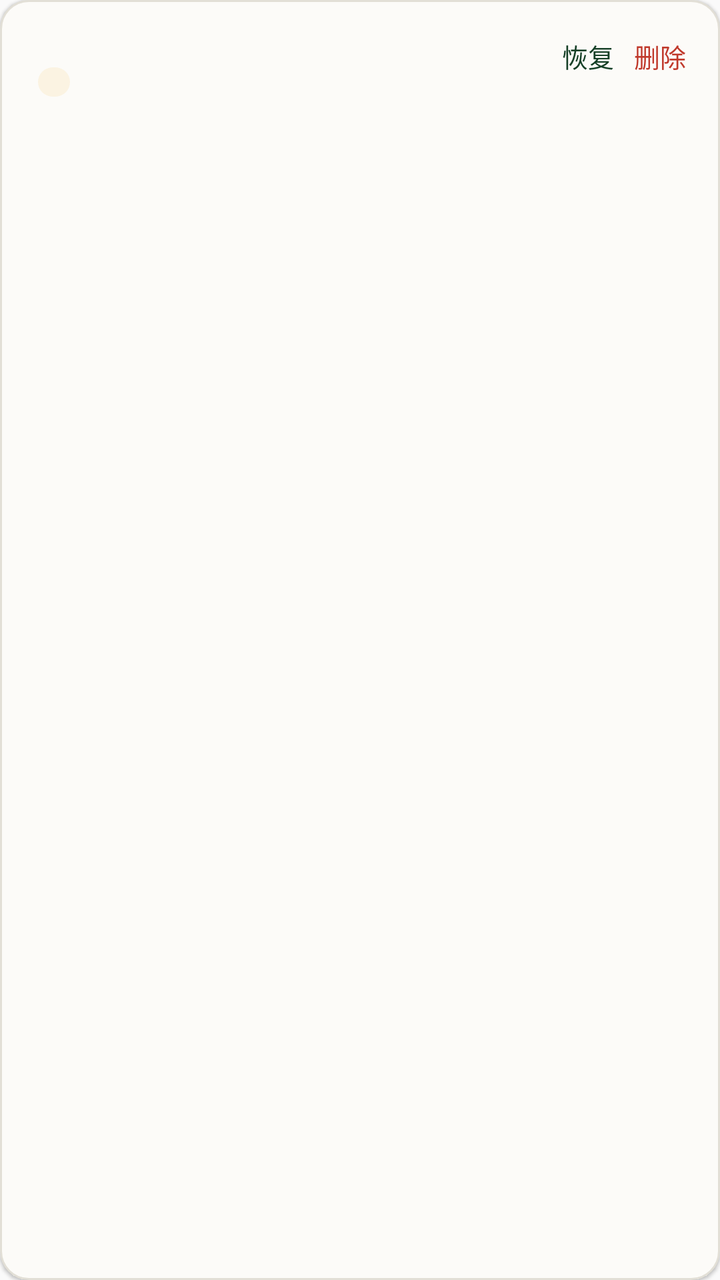
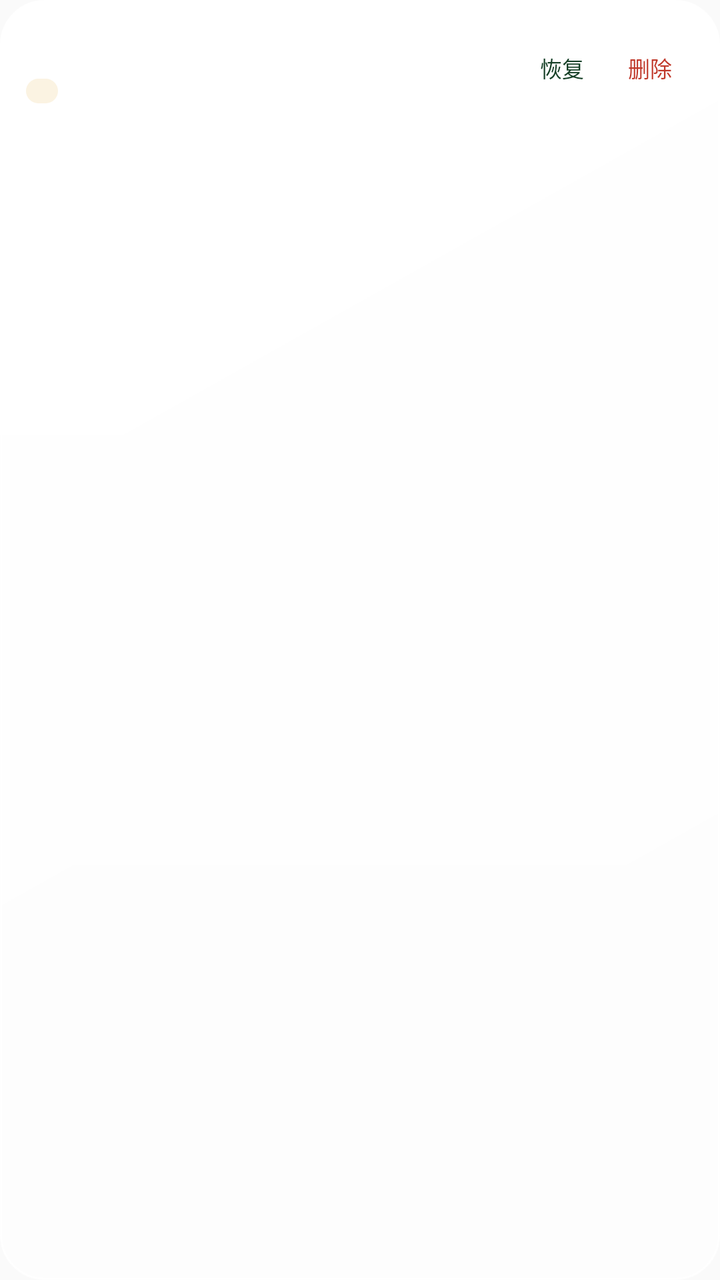

An Android layout rendered at two revisions. The XML below is the earlier revision; the diff shows what the commit changed to produce the second picture.
<!-- AndroidManifest.xml: application theme Theme.TreeLearn -->
<!-- res/layout/item_library_archived.xml -->
<?xml version="1.0" encoding="utf-8"?>
<LinearLayout xmlns:android="http://schemas.android.com/apk/res/android"
    android:id="@+id/library_done_row" android:layout_width="match_parent"
    android:layout_height="wrap_content" android:layout_marginStart="@dimen/page_gutter"
    android:layout_marginTop="@dimen/space_s3" android:layout_marginEnd="@dimen/page_gutter"
    android:background="@drawable/bg_library_card" android:elevation="@dimen/card_elevation"
    android:orientation="vertical">

    <LinearLayout android:layout_width="match_parent" android:layout_height="wrap_content"
        android:gravity="center_vertical" android:minHeight="@dimen/touch_min"
        android:orientation="horizontal">

        <View android:id="@+id/library_done_accent" android:layout_width="3dp"
            android:layout_height="match_parent" android:alpha="0" android:background="@color/tl_amber"
            android:importantForAccessibility="no" />

        <LinearLayout android:layout_width="0dp" android:layout_height="wrap_content"
            android:layout_weight="1" android:orientation="vertical"
            android:paddingStart="@dimen/space_s4" android:paddingTop="@dimen/space_s2"
            android:paddingEnd="@dimen/space_s2" android:paddingBottom="@dimen/space_s2">

            <TextView android:id="@+id/library_done_title" android:layout_width="match_parent"
                android:layout_height="wrap_content" android:ellipsize="end" android:maxLines="1"
                android:textColor="@color/tl_ink" android:textSize="@dimen/text_h2" />

            <TextView android:id="@+id/library_done_summary" android:layout_width="match_parent"
                android:layout_height="wrap_content" android:layout_marginTop="@dimen/space_s1"
                android:ellipsize="end" android:maxLines="2" android:textColor="@color/tl_ink2"
                android:textSize="@dimen/text_cap" android:visibility="gone" />

            <LinearLayout android:layout_width="match_parent" android:layout_height="wrap_content"
                android:layout_marginTop="@dimen/space_s1" android:gravity="center_vertical"
                android:orientation="horizontal">

                <TextView android:id="@+id/library_done_mark" android:layout_width="wrap_content"
                    android:layout_height="wrap_content" android:background="@drawable/bg_pill"
                    android:backgroundTint="@color/tl_amber_soft" android:paddingStart="@dimen/space_s2"
                    android:paddingEnd="@dimen/space_s2" android:textColor="@color/tl_amber"
                    android:textSize="@dimen/text_cap" />

                <TextView android:id="@+id/library_done_meta" android:layout_width="0dp"
                    android:layout_height="wrap_content" android:layout_marginStart="@dimen/space_s2"
                    android:layout_weight="1" android:ellipsize="end" android:maxLines="1"
                    android:textColor="@color/tl_ink3" android:textSize="@dimen/text_cap" />
            </LinearLayout>
        </LinearLayout>

        <Button android:id="@+id/library_done_restore" android:layout_width="wrap_content"
            android:layout_height="@dimen/touch_min"
            android:background="@drawable/bg_icon_button"
            android:minWidth="@dimen/touch_min" android:stateListAnimator="@null"
            android:text="@string/done_restore"
            android:textColor="@color/tl_green_deep" android:textSize="@dimen/text_sm" />

        <Button android:id="@+id/library_done_delete" android:layout_width="wrap_content"
            android:layout_height="@dimen/touch_min"
            android:background="@drawable/bg_danger_link_ripple"
            android:minWidth="@dimen/touch_min" android:paddingEnd="@dimen/space_s4"
            android:stateListAnimator="@null"
            android:text="@string/done_delete" android:textColor="@color/tl_red"
            android:textSize="@dimen/text_sm" />
    </LinearLayout>

    <TextView android:id="@+id/library_done_prompt" android:layout_width="match_parent"
        android:layout_height="wrap_content" android:paddingStart="@dimen/space_s6"
        android:paddingEnd="@dimen/space_s4" android:paddingBottom="@dimen/space_s2"
        android:textColor="@color/tl_ink2" android:textSize="@dimen/text_cap"
        android:visibility="gone" />

    <LinearLayout android:id="@+id/library_done_actions" android:layout_width="match_parent"
        android:layout_height="wrap_content" android:gravity="end" android:orientation="horizontal"
        android:paddingStart="@dimen/space_s4" android:paddingEnd="@dimen/space_s4"
        android:paddingBottom="@dimen/space_s2" android:visibility="gone">

        <Button android:id="@+id/library_done_cancel" android:layout_width="wrap_content"
            android:layout_height="@dimen/touch_min"
            android:background="@drawable/bg_icon_button"
            android:minWidth="@dimen/touch_min" android:stateListAnimator="@null"
            android:text="@string/done_delete_cancel"
            android:textColor="@color/tl_ink3" android:textSize="@dimen/text_sm" />

        <Button android:id="@+id/library_done_confirm" android:layout_width="wrap_content"
            android:layout_height="@dimen/touch_min"
            android:layout_marginStart="@dimen/space_s2"
            android:background="@drawable/bg_danger_link_ripple"
            android:minWidth="@dimen/touch_min" android:stateListAnimator="@null"
            android:text="@string/done_delete_confirm"
            android:textColor="@color/tl_red" android:textSize="@dimen/text_sm" />
    </LinearLayout>
</LinearLayout>
<!-- resources referenced by this layout -->
<resources>
  <color name="tl_amber">#B05108</color>
  <color name="tl_amber_soft">#FBF3E2</color>
  <color name="tl_green_deep">#164027</color>
  <color name="tl_ink">#16241C</color>
  <color name="tl_ink2">#435449</color>
  <color name="tl_ink3">#627067</color>
  <color name="tl_red">#C0392B</color>
  <dimen name="card_elevation">1dp</dimen>
  <dimen name="page_gutter">20dp</dimen>
  <dimen name="space_s1">4dp</dimen>
  <dimen name="space_s2">8dp</dimen>
  <dimen name="space_s3">12dp</dimen>
  <dimen name="space_s4">16dp</dimen>
  <dimen name="space_s6">24dp</dimen>
  <dimen name="text_cap">11sp</dimen>
  <dimen name="text_h2">16sp</dimen>
  <dimen name="text_sm">13sp</dimen>
  <dimen name="touch_min">44dp</dimen>
  <!-- drawable bg_library_card (drawable) -->
  <?xml version="1.0" encoding="utf-8"?>
  <shape xmlns:android="http://schemas.android.com/apk/res/android" android:shape="rectangle">
      <solid android:color="@color/tl_surface" />
      <stroke android:width="@dimen/hairline" android:color="@color/tl_line" />
      <corners android:radius="@dimen/radius_md" />
  </shape>
  <!-- drawable bg_pill (drawable) -->
  <?xml version="1.0" encoding="utf-8"?>
  <shape xmlns:android="http://schemas.android.com/apk/res/android" android:shape="rectangle">
      <solid android:color="@color/tl_surface" />
      <corners android:radius="@dimen/radius_full" />
  </shape>
  <string name="done_delete">删除</string>
  <string name="done_delete_cancel">取消</string>
  <string name="done_delete_confirm">永久删除</string>
  <string name="done_restore">恢复</string>
  <style name="Theme.TreeLearn" parent="@android:style/Theme.Material.Light.NoActionBar">
          
          <item name="android:fontFamily">sans-serif</item>
          <item name="android:colorPrimary">@color/tl_green</item>
          <item name="android:colorPrimaryDark">@color/tl_green_deep</item>
          <item name="android:colorAccent">@color/tl_green</item>
          <item name="android:colorControlHighlight">@color/ripple_control</item>
          <item name="android:windowBackground">@color/tl_bg</item>
          <item name="android:textColorPrimary">@color/tl_ink</item>
          <item name="android:textColorSecondary">@color/tl_ink2</item>
          <item name="android:textColorHint">@color/tl_ink3</item>
          <item name="android:statusBarColor">@color/tl_bg</item>
          <item name="android:windowLightStatusBar">true</item>
          
      </style>
  <dimen name="radius_sm">8dp</dimen>
  <dimen name="radius_md">14dp</dimen>
  <color name="tl_surface">#FCFBF8</color>
  <dimen name="hairline">1dp</dimen>
  <color name="tl_line">#E2DFD6</color>
  <dimen name="radius_full">99dp</dimen>
  <color name="tl_green">#2B6E45</color>
  <color name="tl_bg">#F4F1EB</color>
  <!-- unchanged entries left out for length: 2 -->
</resources>

<!-- the commit's change to res/layout/item_library_archived.xml (unified diff, before → after) -->
@@ -1,90 +1,148 @@
 <?xml version="1.0" encoding="utf-8"?>
 <LinearLayout xmlns:android="http://schemas.android.com/apk/res/android"
-    android:id="@+id/library_done_row" android:layout_width="match_parent"
-    android:layout_height="wrap_content" android:layout_marginStart="@dimen/page_gutter"
-    android:layout_marginTop="@dimen/space_s3" android:layout_marginEnd="@dimen/page_gutter"
-    android:background="@drawable/bg_library_card" android:elevation="@dimen/card_elevation"
-    android:orientation="vertical">
+    android:id="@+id/library_done_row"
+    android:layout_width="match_parent"
+    android:layout_height="wrap_content"
+    android:layout_marginStart="@dimen/page_gutter"
+    android:layout_marginEnd="@dimen/page_gutter"
+    android:layout_marginBottom="@dimen/library_card_gap"
+    android:background="@drawable/bg_library_card"
+    android:elevation="@dimen/card_elevation"
+    android:orientation="vertical"
+    android:paddingStart="@dimen/library_card_pad_h"
+    android:paddingTop="@dimen/library_card_pad_v"
+    android:paddingEnd="@dimen/library_card_pad_h"
+    android:paddingBottom="@dimen/library_card_pad_v">
 
-    <LinearLayout android:layout_width="match_parent" android:layout_height="wrap_content"
-        android:gravity="center_vertical" android:minHeight="@dimen/touch_min"
+    <LinearLayout
+        android:layout_width="match_parent"
+        android:layout_height="wrap_content"
+        android:gravity="center_vertical"
+        android:minHeight="@dimen/touch_min"
         android:orientation="horizontal">
 
-        <View android:id="@+id/library_done_accent" android:layout_width="3dp"
-            android:layout_height="match_parent" android:alpha="0" android:background="@color/tl_amber"
-            android:importantForAccessibility="no" />
+        <LinearLayout
+            android:layout_width="0dp"
+            android:layout_height="wrap_content"
+            android:layout_weight="1"
+            android:orientation="vertical">
 
-        <LinearLayout android:layout_width="0dp" android:layout_height="wrap_content"
-            android:layout_weight="1" android:orientation="vertical"
-            android:paddingStart="@dimen/space_s4" android:paddingTop="@dimen/space_s2"
-            android:paddingEnd="@dimen/space_s2" android:paddingBottom="@dimen/space_s2">
+            <TextView
+                android:id="@+id/library_done_title"
+                android:layout_width="match_parent"
+                android:layout_height="wrap_content"
+                android:ellipsize="end"
+                android:lineSpacingMultiplier="1.45"
+                android:maxLines="2"
+                android:textColor="@color/tl_ink"
+                android:textSize="@dimen/text_library_card_title"
+                android:textStyle="bold" />
 
-            <TextView android:id="@+id/library_done_title" android:layout_width="match_parent"
-                android:layout_height="wrap_content" android:ellipsize="end" android:maxLines="1"
-                android:textColor="@color/tl_ink" android:textSize="@dimen/text_h2" />
+            <TextView
+                android:id="@+id/library_done_summary"
+                android:layout_width="match_parent"
+                android:layout_height="wrap_content"
+                android:layout_marginTop="@dimen/space_s1"
+                android:ellipsize="end"
+                android:lineSpacingMultiplier="1.55"
+                android:maxLines="2"
+                android:textColor="@color/tl_ink2"
+                android:textSize="@dimen/text_library_summary"
+                android:visibility="gone" />
 
-            <TextView android:id="@+id/library_done_summary" android:layout_width="match_parent"
-                android:layout_height="wrap_content" android:layout_marginTop="@dimen/space_s1"
-                android:ellipsize="end" android:maxLines="2" android:textColor="@color/tl_ink2"
-                android:textSize="@dimen/text_cap" android:visibility="gone" />
-
-            <LinearLayout android:layout_width="match_parent" android:layout_height="wrap_content"
-                android:layout_marginTop="@dimen/space_s1" android:gravity="center_vertical"
+            <LinearLayout
+                android:layout_width="match_parent"
+                android:layout_height="wrap_content"
+                android:layout_marginTop="@dimen/library_meta_top"
+                android:gravity="center_vertical"
                 android:orientation="horizontal">
 
-                <TextView android:id="@+id/library_done_mark" android:layout_width="wrap_content"
-                    android:layout_height="wrap_content" android:background="@drawable/bg_pill"
-                    android:backgroundTint="@color/tl_amber_soft" android:paddingStart="@dimen/space_s2"
-                    android:paddingEnd="@dimen/space_s2" android:textColor="@color/tl_amber"
-                    android:textSize="@dimen/text_cap" />
+                <TextView
+                    android:id="@+id/library_done_mark"
+                    android:layout_width="wrap_content"
+                    android:layout_height="wrap_content"
+                    android:background="@drawable/bg_pill"
+                    android:backgroundTint="@color/tl_amber_soft"
+                    android:paddingStart="@dimen/space_s2"
+                    android:paddingEnd="@dimen/space_s2"
+                    android:textColor="@color/tl_amber"
+                    android:textSize="@dimen/text_library_meta" />
 
-                <TextView android:id="@+id/library_done_meta" android:layout_width="0dp"
-                    android:layout_height="wrap_content" android:layout_marginStart="@dimen/space_s2"
-                    android:layout_weight="1" android:ellipsize="end" android:maxLines="1"
-                    android:textColor="@color/tl_ink3" android:textSize="@dimen/text_cap" />
+                <TextView
+                    android:id="@+id/library_done_meta"
+                    android:layout_width="0dp"
+                    android:layout_height="wrap_content"
+                    android:layout_marginStart="@dimen/library_meta_gap"
+                    android:layout_weight="1"
+                    android:ellipsize="end"
+                    android:maxLines="1"
+                    android:textColor="@color/tl_ink3"
+                    android:textSize="@dimen/text_library_meta" />
             </LinearLayout>
         </LinearLayout>
 
-        <Button android:id="@+id/library_done_restore" android:layout_width="wrap_content"
+        <Button
+            android:id="@+id/library_done_restore"
+            android:layout_width="wrap_content"
             android:layout_height="@dimen/touch_min"
             android:background="@drawable/bg_icon_button"
-            android:minWidth="@dimen/touch_min" android:stateListAnimator="@null"
+            android:minWidth="@dimen/touch_min"
+            android:stateListAnimator="@null"
             android:text="@string/done_restore"
-            android:textColor="@color/tl_green_deep" android:textSize="@dimen/text_sm" />
+            android:textColor="@color/tl_green_deep"
+            android:textSize="@dimen/text_cap" />
 
-        <Button android:id="@+id/library_done_delete" android:layout_width="wrap_content"
+        <Button
+            android:id="@+id/library_done_delete"
+            android:layout_width="wrap_content"
             android:layout_height="@dimen/touch_min"
             android:background="@drawable/bg_danger_link_ripple"
-            android:minWidth="@dimen/touch_min" android:paddingEnd="@dimen/space_s4"
+            android:minWidth="@dimen/touch_min"
             android:stateListAnimator="@null"
-            android:text="@string/done_delete" android:textColor="@color/tl_red"
-            android:textSize="@dimen/text_sm" />
+            android:text="@string/done_delete"
+            android:textColor="@color/tl_red"
+            android:textSize="@dimen/text_cap" />
     </LinearLayout>
 
-    <TextView android:id="@+id/library_done_prompt" android:layout_width="match_parent"
-        android:layout_height="wrap_content" android:paddingStart="@dimen/space_s6"
-        android:paddingEnd="@dimen/space_s4" android:paddingBottom="@dimen/space_s2"
-        android:textColor="@color/tl_ink2" android:textSize="@dimen/text_cap"
+    <TextView
+        android:id="@+id/library_done_prompt"
+        android:layout_width="match_parent"
+        android:layout_height="wrap_content"
+        android:paddingTop="@dimen/space_s2"
+        android:textColor="@color/tl_ink2"
+        android:textSize="@dimen/text_cap"
         android:visibility="gone" />
 
-    <LinearLayout android:id="@+id/library_done_actions" android:layout_width="match_parent"
-        android:layout_height="wrap_content" android:gravity="end" android:orientation="horizontal"
-        android:paddingStart="@dimen/space_s4" android:paddingEnd="@dimen/space_s4"
-        android:paddingBottom="@dimen/space_s2" android:visibility="gone">
+    <LinearLayout
+        android:id="@+id/library_done_actions"
+        android:layout_width="match_parent"
+        android:layout_height="wrap_content"
+        android:gravity="end"
+        android:orientation="horizontal"
+        android:paddingTop="@dimen/space_s2"
+        android:visibility="gone">
 
-        <Button android:id="@+id/library_done_cancel" android:layout_width="wrap_content"
+        <Button
+            android:id="@+id/library_done_cancel"
+            android:layout_width="wrap_content"
             android:layout_height="@dimen/touch_min"
             android:background="@drawable/bg_icon_button"
-            android:minWidth="@dimen/touch_min" android:stateListAnimator="@null"
+            android:minWidth="@dimen/touch_min"
+            android:stateListAnimator="@null"
             android:text="@string/done_delete_cancel"
-            android:textColor="@color/tl_ink3" android:textSize="@dimen/text_sm" />
+            android:textColor="@color/tl_ink3"
+            android:textSize="@dimen/text_cap" />
 
-        <Button android:id="@+id/library_done_confirm" android:layout_width="wrap_content"
+        <Button
+            android:id="@+id/library_done_confirm"
+            android:layout_width="wrap_content"
             android:layout_height="@dimen/touch_min"
             android:layout_marginStart="@dimen/space_s2"
             android:background="@drawable/bg_danger_link_ripple"
-            android:minWidth="@dimen/touch_min" android:stateListAnimator="@null"
+            android:minWidth="@dimen/touch_min"
+            android:stateListAnimator="@null"
             android:text="@string/done_delete_confirm"
-            android:textColor="@color/tl_red" android:textSize="@dimen/text_sm" />
+            android:textColor="@color/tl_red"
+            android:textSize="@dimen/text_cap" />
     </LinearLayout>
 </LinearLayout>
<!-- resource entries referenced after the edit -->
@@ -8,23 +8,24 @@
   <color name="tl_ink3">#627067</color>
   <color name="tl_red">#C0392B</color>
   <dimen name="card_elevation">1dp</dimen>
+  <dimen name="library_card_gap">9dp</dimen>
+  <dimen name="library_card_pad_h">13dp</dimen>
+  <dimen name="library_card_pad_v">12dp</dimen>
+  <dimen name="library_meta_gap">5dp</dimen>
+  <dimen name="library_meta_top">6dp</dimen>
   <dimen name="page_gutter">20dp</dimen>
   <dimen name="space_s1">4dp</dimen>
   <dimen name="space_s2">8dp</dimen>
-  <dimen name="space_s3">12dp</dimen>
-  <dimen name="space_s4">16dp</dimen>
-  <dimen name="space_s6">24dp</dimen>
   <dimen name="text_cap">11sp</dimen>
-  <dimen name="text_h2">16sp</dimen>
-  <dimen name="text_sm">13sp</dimen>
+  <dimen name="text_library_card_title">12.5sp</dimen>
+  <dimen name="text_library_meta">9sp</dimen>
+  <dimen name="text_library_summary">10.5sp</dimen>
   <dimen name="touch_min">44dp</dimen>
   <!-- drawable bg_library_card (drawable) -->
   <?xml version="1.0" encoding="utf-8"?>
-  <shape xmlns:android="http://schemas.android.com/apk/res/android" android:shape="rectangle">
-      <solid android:color="@color/tl_surface" />
-      <stroke android:width="@dimen/hairline" android:color="@color/tl_line" />
-      <corners android:radius="@dimen/radius_md" />
-  </shape>
+  <layer-list xmlns:android="http://schemas.android.com/apk/res/android">
+      <item android:drawable="@drawable/bg_glass_card" />
+  </layer-list>
   <!-- drawable bg_pill (drawable) -->
   <?xml version="1.0" encoding="utf-8"?>
   <shape xmlns:android="http://schemas.android.com/apk/res/android" android:shape="rectangle">
@@ -46,18 +47,46 @@
           <item name="android:textColorPrimary">@color/tl_ink</item>
           <item name="android:textColorSecondary">@color/tl_ink2</item>
           <item name="android:textColorHint">@color/tl_ink3</item>
-          <item name="android:statusBarColor">@color/tl_bg</item>
+          <item name="android:statusBarColor">@color/tl_mist_base</item>
           <item name="android:windowLightStatusBar">true</item>
           
       </style>
   <dimen name="radius_sm">8dp</dimen>
   <dimen name="radius_md">14dp</dimen>
+  <!-- drawable bg_glass_card (drawable) -->
+  <?xml version="1.0" encoding="utf-8"?>
+  <layer-list xmlns:android="http://schemas.android.com/apk/res/android">
+      <item>
+          <shape android:shape="rectangle">
+              <gradient
+                  android:angle="270"
+                  android:endColor="@android:color/transparent"
+                  android:startColor="@color/glass_sheen" />
+              <corners android:radius="@dimen/radius_xl" />
+          </shape>
+      </item>
+      <item>
+          <shape android:shape="rectangle">
+              <gradient
+                  android:angle="315"
+                  android:endColor="@color/glass_card_lo"
+                  android:startColor="@color/glass_card" />
+              <stroke android:width="@dimen/hairline" android:color="@color/glass_edge" />
+              <corners android:radius="@dimen/radius_xl" />
+          </shape>
+      </item>
+  </layer-list>
   <color name="tl_surface">#FCFBF8</color>
   <dimen name="hairline">1dp</dimen>
-  <color name="tl_line">#E2DFD6</color>
+  <color name="glass_edge">#E0FFFFFF</color>
   <dimen name="radius_full">99dp</dimen>
   <color name="tl_green">#2B6E45</color>
   <color name="tl_bg">#F4F1EB</color>
+  <color name="tl_mist_base">#EDEDE4</color>
+  <color name="glass_sheen">#80FFFFFF</color>
+  <dimen name="radius_xl">22dp</dimen>
+  <color name="glass_card_lo">#7FFFFFFF</color>
+  <color name="glass_card">#DBFFFFFF</color>
   <!-- unchanged entries left out for length: 2 -->
 </resources>
 
